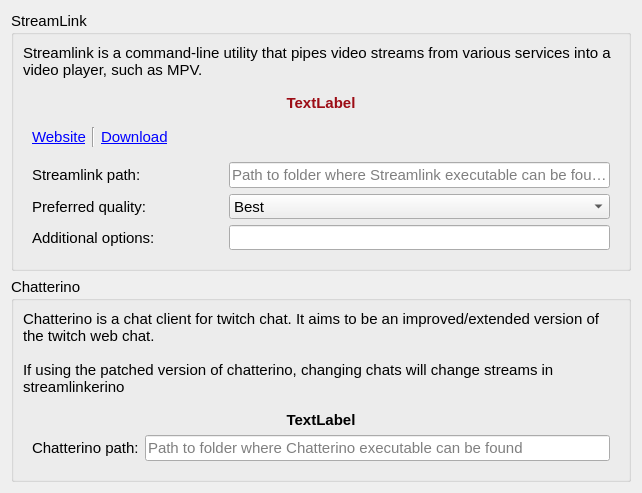
JohnCiubuc/StreamLinkerino, file src/Forms/SubmodulesDialog.ui: the form before one commit.
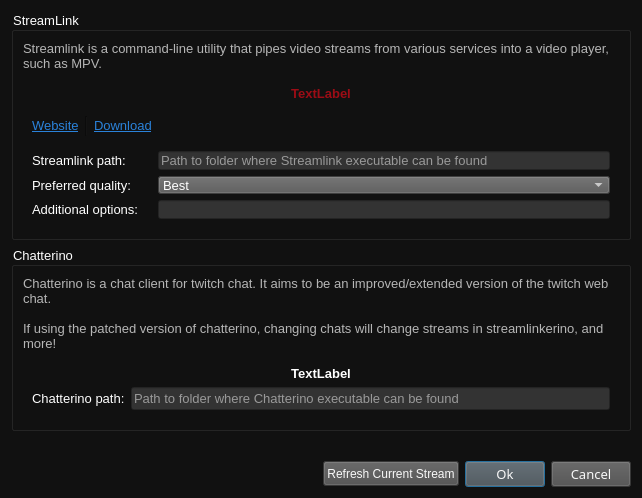
The form after the commit.

The edit to the form file:
```diff
--- a/src/Forms/SubmodulesDialog.ui
+++ b/src/Forms/SubmodulesDialog.ui
@@ -7,20 +7,27 @@
     <x>0</x>
     <y>0</y>
     <width>642</width>
-    <height>493</height>
+    <height>498</height>
    </rect>
   </property>
   <property name="windowTitle">
    <string>Dialog</string>
   </property>
+  <property name="styleSheet">
+   <string notr="true">background-color: #111111;
+</string>
+  </property>
   <layout class="QGridLayout" name="gridLayout">
-   <item row="0" column="0">
+   <item row="1" column="0">
     <widget class="QGroupBox" name="groupBox">
      <property name="font">
       <font>
-       <pointsize>11</pointsize>
+       <pointsize>10</pointsize>
       </font>
      </property>
+     <property name="styleSheet">
+      <string notr="true">color:#FFF;</string>
+     </property>
      <property name="title">
       <string>StreamLink</string>
      </property>
@@ -35,9 +42,12 @@
        <widget class="QLabel" name="label">
         <property name="font">
          <font>
-          <pointsize>11</pointsize>
+          <pointsize>10</pointsize>
          </font>
         </property>
+        <property name="styleSheet">
+         <string notr="true">color: #B6B6B6;</string>
+        </property>
         <property name="text">
          <string>Streamlink is a command-line utility that pipes video streams from various services into a video player, such as MPV. </string>
         </property>
@@ -50,7 +60,7 @@
        <widget class="QWidget" name="widget" native="true">
         <property name="font">
          <font>
-          <pointsize>11</pointsize>
+          <pointsize>10</pointsize>
          </font>
         </property>
         <layout class="QGridLayout" name="gridLayout_2">
@@ -58,18 +68,24 @@
           <widget class="QLineEdit" name="lineEdit_streamLinkOptions">
            <property name="font">
             <font>
-             <pointsize>11</pointsize>
+             <pointsize>10</pointsize>
             </font>
            </property>
+           <property name="styleSheet">
+            <string notr="true">background-color:#333333;</string>
+           </property>
           </widget>
          </item>
          <item row="3" column="1" colspan="2">
           <widget class="QLineEdit" name="lineEdit_streamLinkPath">
            <property name="font">
             <font>
-             <pointsize>11</pointsize>
+             <pointsize>10</pointsize>
             </font>
            </property>
+           <property name="styleSheet">
+            <string notr="true">background-color:#333333;</string>
+           </property>
            <property name="placeholderText">
             <string extracomment="Path to folder where Streamlink executable can be found">Path to folder where Streamlink executable can be found</string>
            </property>
@@ -79,7 +95,7 @@
           <widget class="QLabel" name="label_streamlinkAlert">
            <property name="font">
             <font>
-             <pointsize>11</pointsize>
+             <pointsize>10</pointsize>
              <weight>75</weight>
              <bold>true</bold>
             </font>
@@ -100,9 +116,13 @@
           <widget class="QComboBox" name="comboBox_StreamlinkQuality">
            <property name="font">
             <font>
-             <pointsize>11</pointsize>
+             <pointsize>10</pointsize>
             </font>
            </property>
+           <property name="styleSheet">
+            <string notr="true">background-color:#575757;
+color:#FFFFFF;</string>
+           </property>
            <item>
             <property name="text">
              <string>Best</string>
@@ -152,11 +172,20 @@
          </item>
          <item row="3" column="0">
           <widget class="QLabel" name="label_3">
+           <property name="maximumSize">
+            <size>
+             <width>120</width>
+             <height>16777215</height>
+            </size>
+           </property>
            <property name="font">
             <font>
-             <pointsize>11</pointsize>
+             <pointsize>10</pointsize>
             </font>
            </property>
+           <property name="styleSheet">
+            <string notr="true">color:#FFFFFF;</string>
+           </property>
            <property name="text">
             <string>Streamlink path:</string>
            </property>
@@ -164,11 +193,20 @@
          </item>
          <item row="4" column="0">
           <widget class="QLabel" name="label_4">
+           <property name="maximumSize">
+            <size>
+             <width>120</width>
+             <height>16777215</height>
+            </size>
+           </property>
            <property name="font">
             <font>
-             <pointsize>11</pointsize>
+             <pointsize>10</pointsize>
             </font>
            </property>
+           <property name="styleSheet">
+            <string notr="true">color:#FFFFFF;</string>
+           </property>
            <property name="text">
             <string>Preferred quality:</string>
            </property>
@@ -176,11 +214,20 @@
          </item>
          <item row="5" column="0">
           <widget class="QLabel" name="label_2">
+           <property name="maximumSize">
+            <size>
+             <width>120</width>
+             <height>16777215</height>
+            </size>
+           </property>
            <property name="font">
             <font>
-             <pointsize>11</pointsize>
+             <pointsize>10</pointsize>
             </font>
            </property>
+           <property name="styleSheet">
+            <string notr="true">color:#FFFFFF;</string>
+           </property>
            <property name="text">
             <string>Additional options:</string>
            </property>
@@ -188,6 +235,11 @@
          </item>
          <item row="1" column="0" rowspan="2" colspan="3">
           <widget class="QWidget" name="widget_3" native="true">
+           <property name="font">
+            <font>
+             <pointsize>10</pointsize>
+            </font>
+           </property>
            <layout class="QHBoxLayout" name="horizontalLayout">
             <property name="leftMargin">
              <number>0</number>
@@ -196,14 +248,14 @@
              <widget class="QLabel" name="label_7">
               <property name="font">
                <font>
-                <pointsize>11</pointsize>
+                <pointsize>10</pointsize>
                 <weight>50</weight>
                 <bold>false</bold>
                 <underline>true</underline>
                </font>
               </property>
               <property name="text">
-               <string>&lt;a href=&quot;https://streamlink.github.io/&quot;&gt;Website&lt;/a&gt;</string>
+               <string>&lt;html&gt;&lt;head/&gt;&lt;body&gt;&lt;p&gt;&lt;a href=&quot;https://streamlink.github.io/&quot;&gt;&lt;span style=&quot; text-decoration: underline; color:#2a82da;&quot;&gt;Website&lt;/span&gt;&lt;/a&gt;&lt;/p&gt;&lt;/body&gt;&lt;/html&gt;</string>
               </property>
               <property name="openExternalLinks">
                <bool>true</bool>
@@ -212,6 +264,11 @@
             </item>
             <item>
              <widget class="Line" name="line">
+              <property name="font">
+               <font>
+                <pointsize>10</pointsize>
+               </font>
+              </property>
               <property name="orientation">
                <enum>Qt::Vertical</enum>
               </property>
@@ -221,14 +278,17 @@
              <widget class="QLabel" name="label_8">
               <property name="font">
                <font>
-                <pointsize>11</pointsize>
+                <pointsize>10</pointsize>
                 <weight>50</weight>
                 <bold>false</bold>
                 <underline>true</underline>
                </font>
               </property>
+              <property name="styleSheet">
+               <string notr="true">color:#FFF;</string>
+              </property>
               <property name="text">
-               <string>&lt;a href=&quot;https://github.com/streamlink/streamlink/releases/&quot;&gt;Download&lt;/a&gt;</string>
+               <string>&lt;html&gt;&lt;head/&gt;&lt;body&gt;&lt;p&gt;&lt;a href=&quot;https://github.com/streamlink/streamlink/releases/&quot;&gt;&lt;span style=&quot; text-decoration: underline; color:#2a82da;&quot;&gt;Download&lt;/span&gt;&lt;/a&gt;&lt;/p&gt;&lt;/body&gt;&lt;/html&gt;</string>
               </property>
               <property name="openExternalLinks">
                <bool>true</bool>
@@ -237,6 +297,11 @@
             </item>
             <item>
              <spacer name="horizontalSpacer">
+              <property name="font">
+               <font>
+                <pointsize>10</pointsize>
+               </font>
+              </property>
               <property name="orientation">
                <enum>Qt::Horizontal</enum>
               </property>
@@ -257,13 +322,117 @@
      </layout>
     </widget>
    </item>
-   <item row="1" column="0">
+   <item row="3" column="0">
+    <widget class="QWidget" name="widget_4" native="true">
+     <property name="minimumSize">
+      <size>
+       <width>0</width>
+       <height>50</height>
+      </size>
+     </property>
+     <property name="font">
+      <font>
+       <family>Calibri</family>
+       <pointsize>10</pointsize>
+      </font>
+     </property>
+     <layout class="QGridLayout" name="gridLayout_4">
+      <property name="rightMargin">
+       <number>0</number>
+      </property>
+      <property name="bottomMargin">
+       <number>0</number>
+      </property>
+      <item row="1" column="2">
+       <widget class="QPushButton" name="pushButton">
+        <property name="font">
+         <font>
+          <family>Sans Serif</family>
+          <pointsize>10</pointsize>
+         </font>
+        </property>
+        <property name="styleSheet">
+         <string notr="true">background-color:#4D4D4D;
+color:#F8F8F8;</string>
+        </property>
+        <property name="text">
+         <string>Ok</string>
+        </property>
+       </widget>
+      </item>
+      <item row="0" column="3">
+       <spacer name="verticalSpacer">
+        <property name="orientation">
+         <enum>Qt::Vertical</enum>
+        </property>
+        <property name="sizeHint" stdset="0">
+         <size>
+          <width>20</width>
+          <height>40</height>
+         </size>
+        </property>
+       </spacer>
+      </item>
+      <item row="1" column="3">
+       <widget class="QPushButton" name="pushButton_2">
+        <property name="font">
+         <font>
+          <family>Sans Serif</family>
+          <pointsize>10</pointsize>
+         </font>
+        </property>
+        <property name="styleSheet">
+         <string notr="true">background-color:#4D4D4D;
+color:#F8F8F8;</string>
+        </property>
+        <property name="text">
+         <string>Cancel</string>
+        </property>
+       </widget>
+      </item>
+      <item row="1" column="0">
+       <spacer name="horizontalSpacer_2">
+        <property name="orientation">
+         <enum>Qt::Horizontal</enum>
+        </property>
+        <property name="sizeHint" stdset="0">
+         <size>
+          <width>40</width>
+          <height>20</height>
+         </size>
+        </property>
+       </spacer>
+      </item>
+      <item row="1" column="1">
+       <widget class="QPushButton" name="pushButton_3">
+        <property name="minimumSize">
+         <size>
+          <width>80</width>
+          <height>25</height>
+         </size>
+        </property>
+        <property name="styleSheet">
+         <string notr="true">background-color:#4D4D4D;
+color:#F8F8F8;</string>
+        </property>
+        <property name="text">
+         <string>Refresh Current Stream</string>
+        </property>
+       </widget>
+      </item>
+     </layout>
+    </widget>
+   </item>
+   <item row="2" column="0">
     <widget class="QGroupBox" name="groupBox_2">
      <property name="font">
       <font>
-       <pointsize>11</pointsize>
+       <pointsize>10</pointsize>
       </font>
      </property>
+     <property name="styleSheet">
+      <string notr="true">color:#FFF;</string>
+     </property>
      <property name="title">
       <string>Chatterino</string>
      </property>
@@ -272,13 +441,16 @@
        <widget class="QLabel" name="label_5">
         <property name="font">
          <font>
-          <pointsize>11</pointsize>
+          <pointsize>10</pointsize>
          </font>
         </property>
+        <property name="styleSheet">
+         <string notr="true">color: #B6B6B6;</string>
+        </property>
         <property name="text">
          <string>Chatterino is a chat client for twitch chat. It aims to be an improved/extended version of the twitch web chat. 
 
-If using the patched version of chatterino, changing chats will change streams in streamlinkerino</string>
+If using the patched version of chatterino, changing chats will change streams in streamlinkerino, and more!</string>
         </property>
         <property name="wordWrap">
          <bool>true</bool>
@@ -289,7 +461,7 @@
        <widget class="QWidget" name="widget_2" native="true">
         <property name="font">
          <font>
-          <pointsize>11</pointsize>
+          <pointsize>10</pointsize>
          </font>
         </property>
         <layout class="QGridLayout" name="gridLayout_3">
@@ -297,7 +469,7 @@
           <widget class="QLabel" name="label_chatterinoAlert">
            <property name="font">
             <font>
-             <pointsize>11</pointsize>
+             <pointsize>10</pointsize>
              <weight>75</weight>
              <bold>true</bold>
             </font>
@@ -314,9 +486,12 @@
           <widget class="QLineEdit" name="lineEdit_chatterinoPath">
            <property name="font">
             <font>
-             <pointsize>11</pointsize>
+             <pointsize>10</pointsize>
             </font>
            </property>
+           <property name="styleSheet">
+            <string notr="true">background-color:#333333;</string>
+           </property>
            <property name="text">
             <string/>
            </property>
@@ -327,11 +502,20 @@
          </item>
          <item row="2" column="0">
           <widget class="QLabel" name="label_6">
+           <property name="maximumSize">
+            <size>
+             <width>120</width>
+             <height>16777215</height>
+            </size>
+           </property>
            <property name="font">
             <font>
-             <pointsize>11</pointsize>
+             <pointsize>10</pointsize>
             </font>
            </property>
+           <property name="styleSheet">
+            <string notr="true">color:#FFFFFF;</string>
+           </property>
            <property name="text">
             <string>Chatterino path:</string>
            </property>
```
